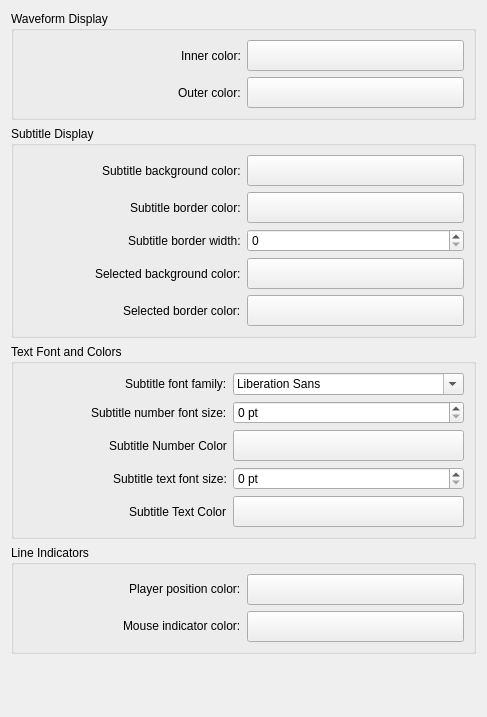
Above: src/main/configs/waveformconfigwidget.ui from maxrd2/SubtitleComposer before the change. Below: the same form after it.
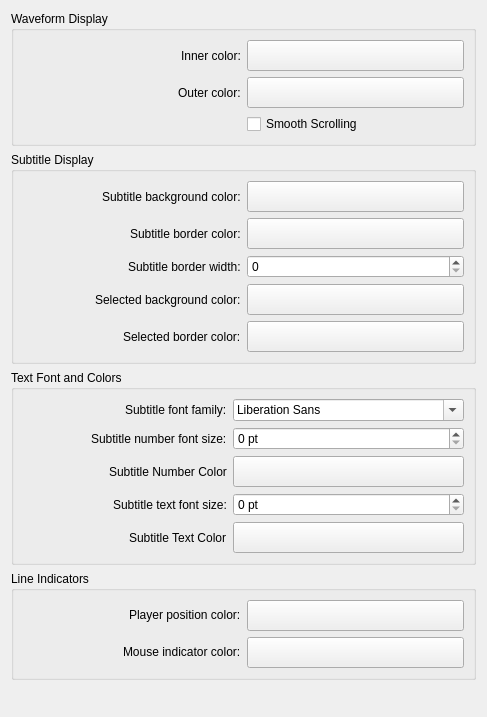
That is the form after the change. Custom widgets are drawn as their Qt base class.

Commit message: Waveform smooth scrolling.

Diff of the .ui file:
```diff
--- a/src/main/configs/waveformconfigwidget.ui
+++ b/src/main/configs/waveformconfigwidget.ui
@@ -69,6 +69,13 @@
         </property>
        </widget>
       </item>
+      <item row="2" column="1">
+       <widget class="QCheckBox" name="kcfg_wfSmoothScroll">
+        <property name="text">
+         <string>Smooth Scrolling</string>
+        </property>
+       </widget>
+      </item>
      </layout>
     </widget>
    </item>
```
Left out of the diff: 39 changed lines with no effect on the pictures. The commit also changes 3 other files.
